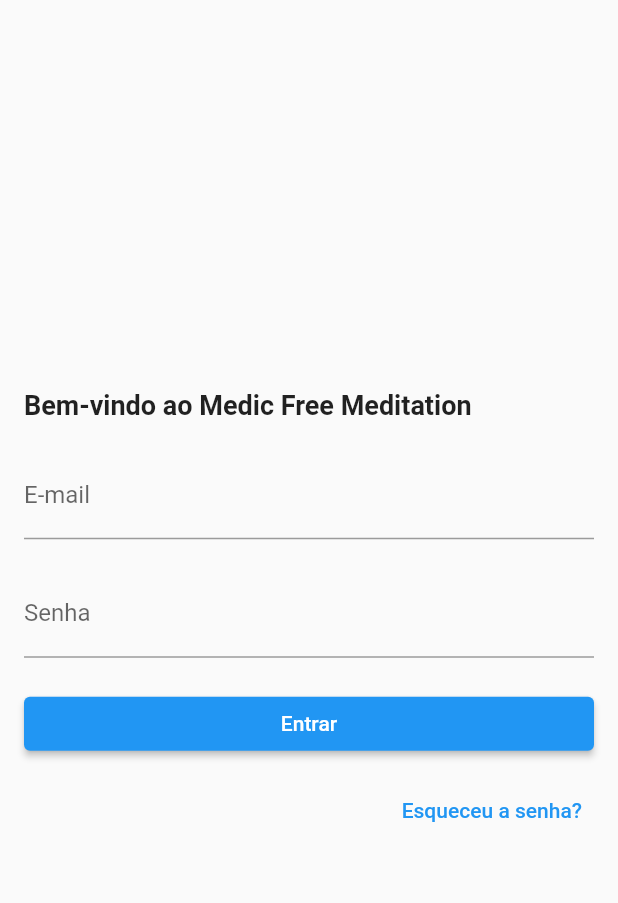
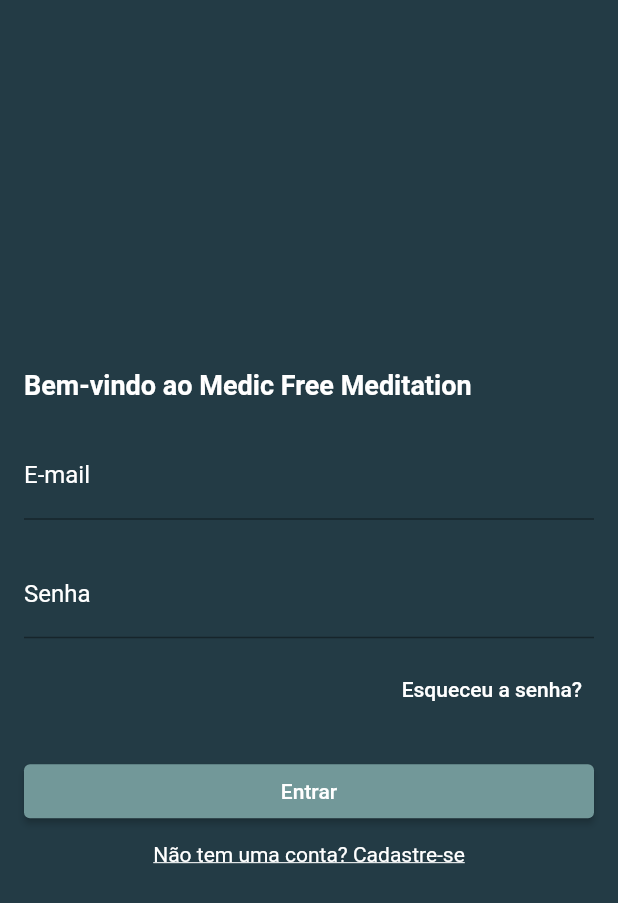
Before and after one commit to cessartoledo/medic_meditation02, a Flutter app: the screen it shows after launch, on a phone screen of 412 x 824 dp. Shown: the top 903 px of the screen. Run offline on Flutter 3.47's test engine with Material 2 defaults, Android fonts, the light colour scheme and no system bars.

Commit message:
alteracoes tela login cor

```diff
--- a/medic_meditation/lib/pg_login.dart
+++ b/medic_meditation/lib/pg_login.dart
@@ -15,7 +15,13 @@
   @override
     Widget build(BuildContext context) {
     return Scaffold(
-      body: Padding(
+      backgroundColor: Color(0xFF233B45), // Cor de fundo #233B45
+      body: Center(
+        child: Column(
+          mainAxisAlignment: MainAxisAlignment.center,
+          crossAxisAlignment: CrossAxisAlignment.stretch,
+          children: <Widget>[
+            Padding(
               padding: EdgeInsets.all(16.0),
               child: Column(
                 mainAxisAlignment: MainAxisAlignment.center,
@@ -26,12 +32,16 @@
                     style: TextStyle(
                       fontSize: 18.0,
                       fontWeight: FontWeight.bold,
+                      color: Colors.white, // Cor do texto do título
                     ),
                   ),
                   SizedBox(height: 20.0),
                   TextField(
                     decoration: InputDecoration(
                       labelText: 'E-mail',
+                      labelStyle: TextStyle(
+                        color: Colors.white, // Cor do texto do rótulo (label)
+                      ),
                     ),
                   ),
                   SizedBox(height: 20.0),
@@ -39,6 +49,24 @@
                     obscureText: true,
                     decoration: InputDecoration(
                       labelText: 'Senha',
+                      labelStyle: TextStyle(
+                        color: Colors.white, // Cor do texto do rótulo (label)
+                      ),
+                    ),
+                  ),
+                   SizedBox(height: 10.0),
+                  Align(
+                    alignment: Alignment.centerRight,
+                    child: TextButton(
+                      onPressed: () {
+                        // Adicione aqui a lógica para redefinir a senha
+                      },
+                      child: Text(
+                        'Esqueceu a senha?',
+                        style: TextStyle(
+                          color: Colors.white, // Cor do texto do botão "Esqueceu a senha?"
+                        ),
+                      ),
                     ),
                   ),
                   SizedBox(height: 20.0),
@@ -47,16 +75,29 @@
                       // Adicione aqui a lógica de autenticação
                       // Por exemplo, verificar as credenciais e fazer login
                     },
-              child: Text('Entrar'),
+                    style: ElevatedButton.styleFrom(
+                      primary: Color(0xFF729899), // Cor de fundo do botão #729899
+                    ),
+                    child: Text(
+                      'Entrar',
+                      style: TextStyle(
+                        color: Colors.white, // Cor do texto do botão
+                      ),
+                    ),
                   ),
                   SizedBox(height: 10.0),
                   Align(
-              alignment: Alignment.centerRight,
-              child: TextButton(
-                onPressed: () {
-                  // Adicione aqui a lógica para redefinir a senha
-                },
-                child: Text('Esqueceu a senha?'),
+                    alignment: Alignment.center,
+                    child: Text(
+                      "Não tem uma conta? Cadastre-se",
+                      style: TextStyle(
+                        color: Colors.white, // Cor do texto do link "Não tem uma conta? Cadastre-se"
+                        decoration: TextDecoration.underline,
+                      ),
+                    ),
+                  ),
+
+                ],
               ),
             ),
           ],
--- a/medic_meditation/pubspec.yaml
+++ b/medic_meditation/pubspec.yaml
@@ -59,8 +59,8 @@
   uses-material-design: true
 
   # To add assets to your application, add an assets section, like this:
-  # assets:
-  #   - images/a_dot_burr.jpeg
+  assets:
+  - assets/imagens/
   #   - images/a_dot_ham.jpeg
 
   # An image asset can refer to one or more resolution-specific "variants", see
```
Also changed, not shown: medic_meditation/assets/imagens/fundo_login01.jpg (added), medic_meditation/assets/imagens/logo.png (added). Lines whose indentation alone changed are shown as unchanged.
